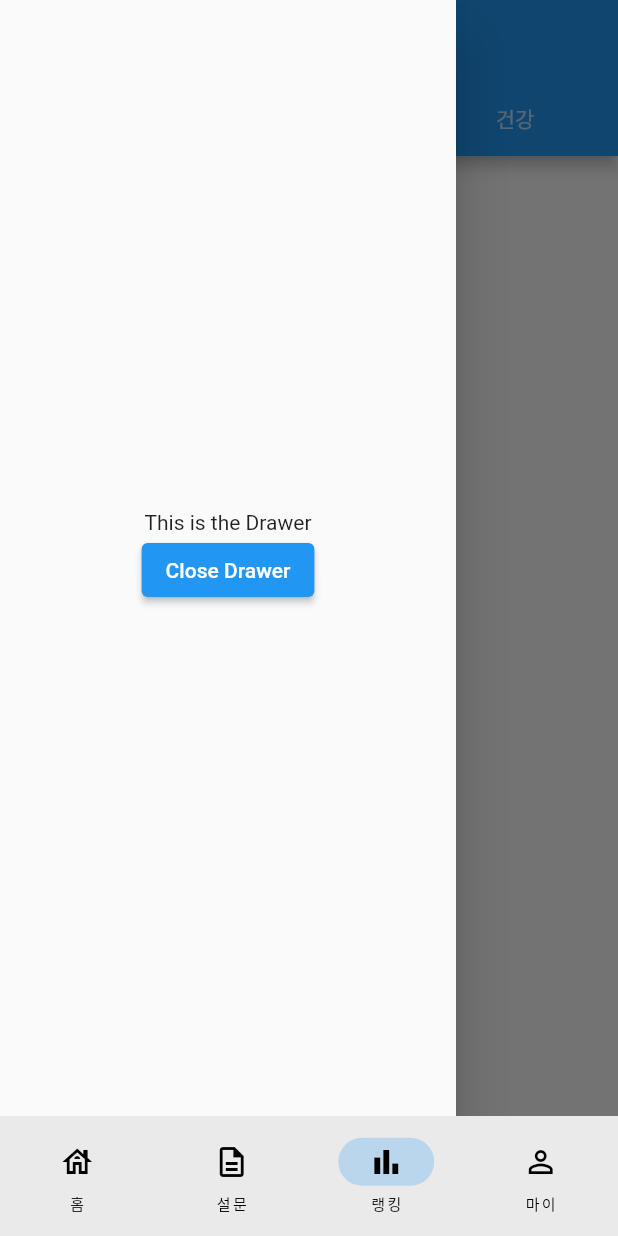
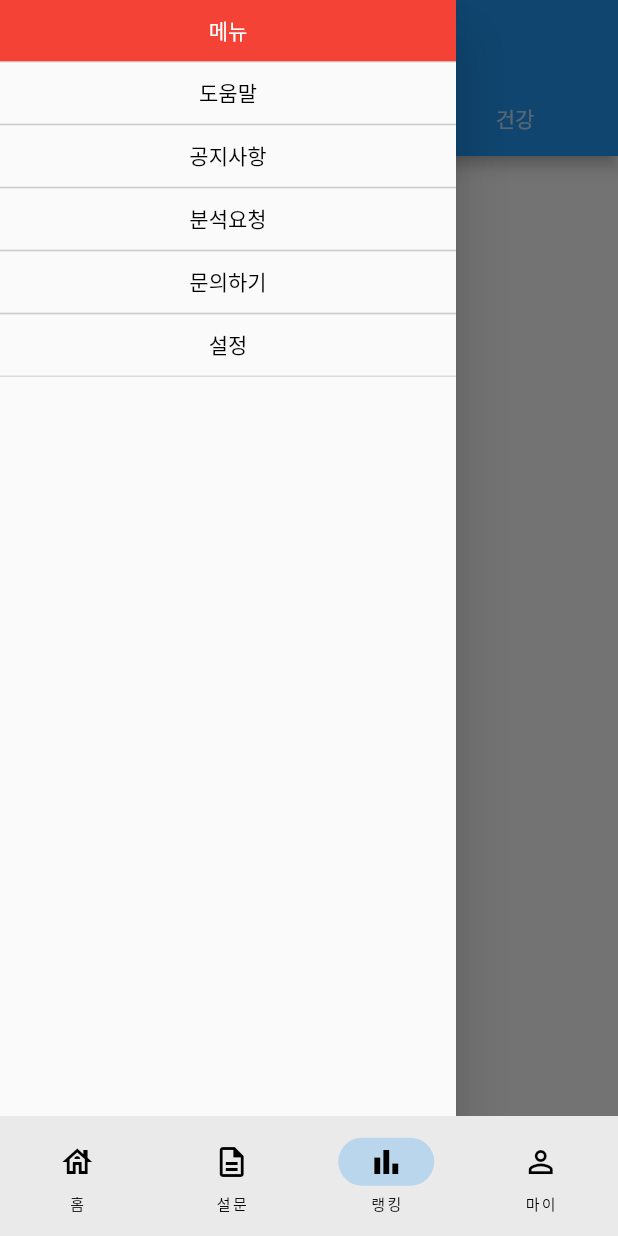
Before and after one commit to alswn2348/healfooyou_flutter, a Flutter app: the screen it shows after launch, with the side drawer open, on a phone screen of 412 x 824 dp. Run offline on Flutter 3.47's test engine with Material 2 defaults, Android fonts, the phone set to English and light mode, and no system bars; our stand-ins replace font_awesome_flutter, go_router.

Commit message:
design : 메뉴 화면 디자인
drawer 메뉴 화면 디자인 추가

```diff
--- a/lib/home/home_screen.dart
+++ b/lib/home/home_screen.dart
@@ -1,4 +1,5 @@
 import 'package:flutter/material.dart';
+import 'package:healfooyou_flutter/constants/sizes.dart';
 
 final tabs = ["다이어트", "벌크업", "건강"];
 
@@ -37,16 +38,30 @@ class HomeScreen extends StatelessWidget {
           ],
         ),
         drawer: Drawer(
-          child: Center(
-            child: Column(
-              mainAxisAlignment: MainAxisAlignment.center,
-              children: <Widget>[
-                const Text('This is the Drawer'),
-                ElevatedButton(
-                  onPressed: closeDrawer,
-                  child: const Text('Close Drawer'),
-                ),
-              ],
+          child: SafeArea(
+            child: Center(
+              child: Column(
+                mainAxisAlignment: MainAxisAlignment.start,
+                children: [
+                  Container(
+                    alignment: Alignment.center,
+                    width: double.infinity,
+                    decoration: const BoxDecoration(color: Colors.red),
+                    padding: const EdgeInsets.all(Sizes.size10),
+                    child: const Text(
+                      '메뉴',
+                      style: TextStyle(
+                        color: Colors.white,
+                      ),
+                    ),
+                  ),
+                  const MenuButton(title: "도움말"),
+                  const MenuButton(title: "공지사항"),
+                  const MenuButton(title: "분석요청"),
+                  const MenuButton(title: "문의하기"),
+                  const MenuButton(title: "설정"),
+                ],
+              ),
             ),
           ),
         ),
@@ -55,3 +70,34 @@ class HomeScreen extends StatelessWidget {
     );
   }
 }
+
+class MenuButton extends StatelessWidget {
+  const MenuButton({
+    super.key,
+    required this.title,
+  });
+  final String title;
+
+  @override
+  Widget build(BuildContext context) {
+    return Container(
+      alignment: Alignment.center,
+      width: double.infinity,
+      decoration: BoxDecoration(
+        border: Border.symmetric(
+          horizontal: BorderSide(
+            color: Colors.grey.shade400,
+            width: 0.5,
+          ),
+        ),
+      ),
+      padding: const EdgeInsets.all(Sizes.size10),
+      child: Text(
+        title,
+        style: const TextStyle(
+          color: Colors.black,
+        ),
+      ),
+    );
+  }
+}
```
